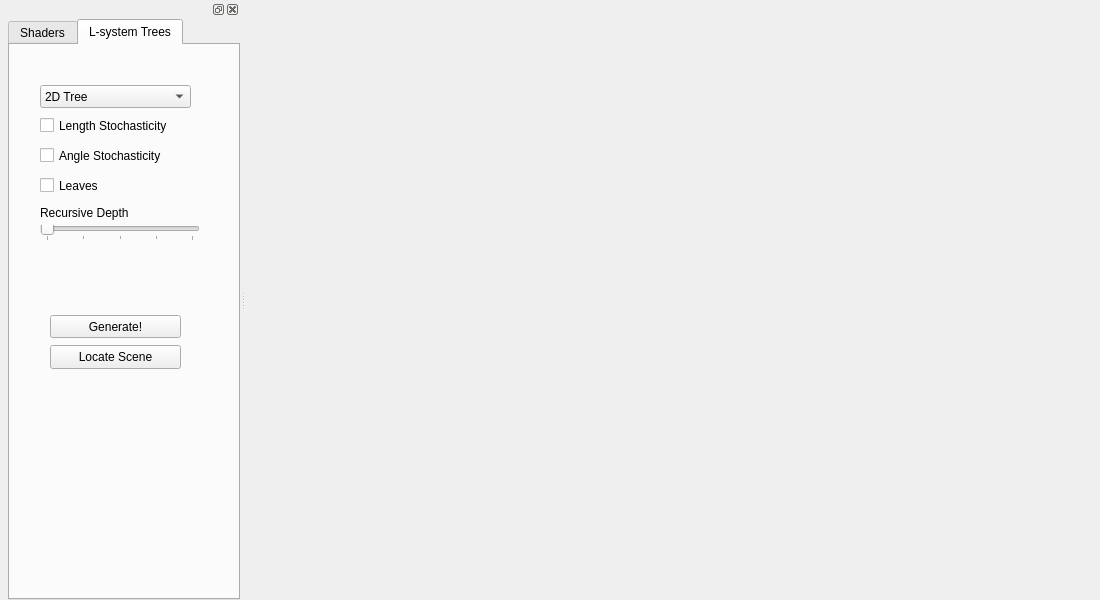
Old version of the form ui/mainwindow.ui in the repository herewegoblueno/beagle.
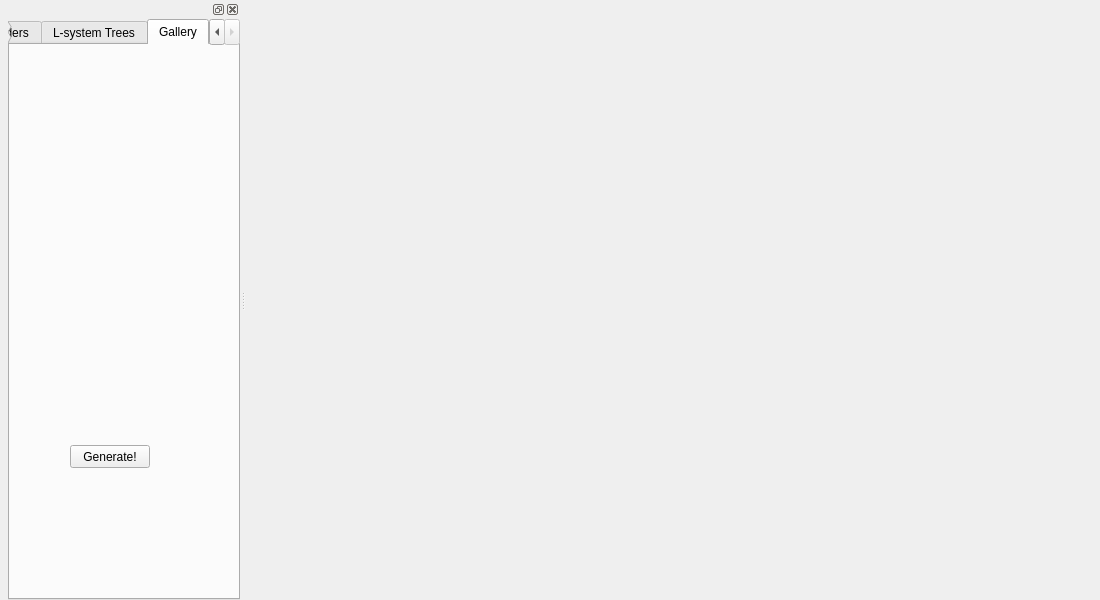
New version of the form.

Commit message: set up shared gallery scene

The edit to the form file:
```diff
--- a/ui/mainwindow.ui
+++ b/ui/mainwindow.ui
@@ -67,7 +67,7 @@
        <item>
         <widget class="QTabWidget" name="mainTabWidget">
          <property name="currentIndex">
-          <number>1</number>
+          <number>2</number>
          </property>
          <widget class="QWidget" name="shaderTab">
           <attribute name="title">
@@ -645,6 +645,24 @@
            </property>
           </widget>
          </widget>
+         <widget class="QWidget" name="combinedTab">
+          <attribute name="title">
+           <string>Gallery</string>
+          </attribute>
+          <widget class="QPushButton" name="regenerateGallery">
+           <property name="geometry">
+            <rect>
+             <x>60</x>
+             <y>400</y>
+             <width>80</width>
+             <height>23</height>
+            </rect>
+           </property>
+           <property name="text">
+            <string>Generate!</string>
+           </property>
+          </widget>
+         </widget>
         </widget>
        </item>
       </layout>
```
The commit also changes 11 other files.
